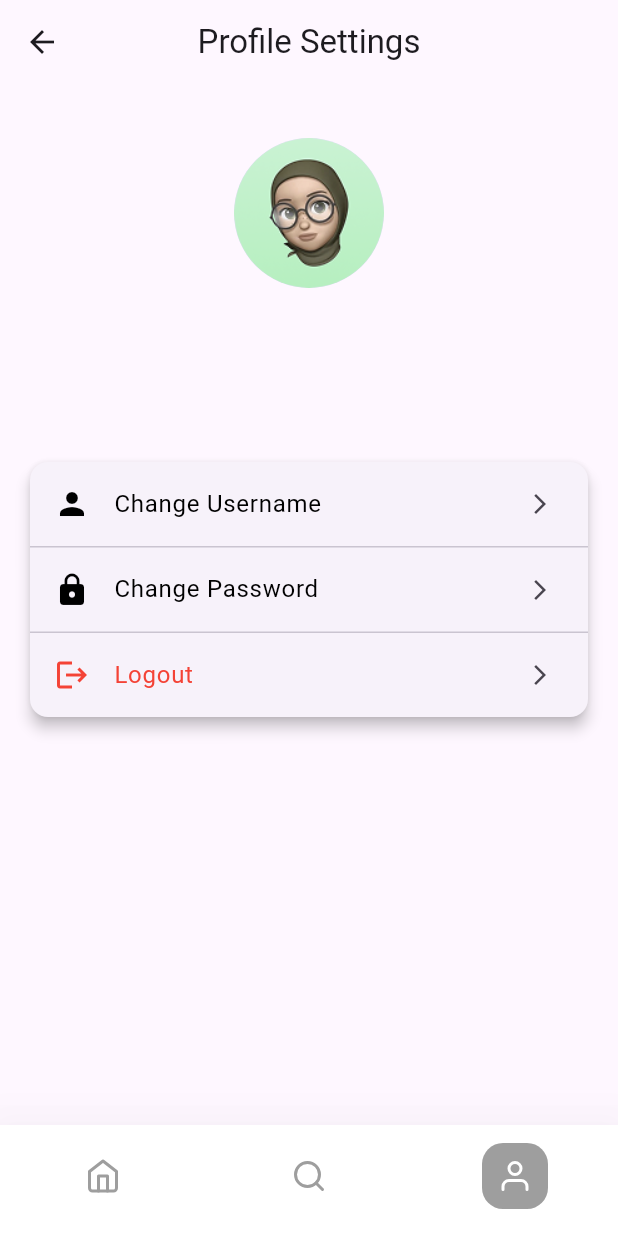
After one commit to Mikoofficial404/project-house, a Flutter app: the ProfileSettingPage screen opened directly, on a phone screen of 412 x 824 dp. The commit adds this screen. Run offline on Flutter 3.47's test engine with Material 3 defaults, Android fonts, the light colour scheme and no system bars; our stand-ins replace another_carousel_pro, cloud_firestore, firebase_auth, firebase_core, flutter_map, flutter_svg and 6 more; missing offline and left inert: flutter_tawkto; accounts and stored records are empty; generated files the repository leaves out were written again; network calls fail.

Commit message:
add profile setting

```diff
--- a/lib/ui/pages/home_page.dart
+++ b/lib/ui/pages/home_page.dart
@@ -6,6 +6,7 @@ import 'package:flutter_svg/flutter_svg.dart';
 import 'package:project_house/ui/pages/customer_services.dart';
 import 'package:project_house/ui/pages/detail_page.dart';
 import 'package:project_house/ui/pages/profile_page.dart';
+import 'package:project_house/ui/pages/profile_setting.dart';
 import 'package:project_house/ui/pages/search_page.dart';
 import 'package:project_house/services/kosan_service.dart';
 import 'package:project_house/models/kosan.dart';
@@ -29,7 +30,7 @@ class _HomePageState extends State<HomePage> {
     {'icon': 'assets/images/user.svg', 'label': 'User'},
   ];
 
-  final List<Widget> _pages = [HomePage(), SearchPage(), ProfilePage()];
+  final List<Widget> _pages = [HomePage(), SearchPage(), ProfileSettingPage()];
 
   void _onItemTapped(int index) {
     Navigator.pushReplacement(
--- a/lib/ui/pages/login_page.dart
+++ b/lib/ui/pages/login_page.dart
@@ -6,7 +6,7 @@ import 'package:project_house/shared/theme.dart';
 import 'package:project_house/mobile/auth_services.dart';
 
 class LoginPage extends StatefulWidget {
-  const LoginPage({super.key});
+  const   LoginPage({super.key});
 
   @override
   State<LoginPage> createState() => _LoginPageState();
--- /dev/null
+++ b/lib/ui/pages/profile_setting.dart
@@ -0,0 +1,237 @@
+import 'package:flutter/material.dart';
+import 'package:project_house/shared/theme.dart';
+import 'package:project_house/ui/pages/home_page.dart';
+import 'package:project_house/ui/pages/search_page.dart';
+import 'package:project_house/ui/pages/profile_page.dart';
+import 'package:project_house/ui/pages/change_username_page.dart';
+import 'package:project_house/ui/pages/login_page.dart';
+import 'package:flutter_svg/flutter_svg.dart';
+import 'package:project_house/mobile/auth_services.dart';
+
+
+class ProfileSettingPage extends StatefulWidget {
+  const ProfileSettingPage({Key? key}) : super(key: key);
+
+  @override
+  State<ProfileSettingPage> createState() => _ProfileSettingPageState();
+}
+
+class _ProfileSettingPageState extends State<ProfileSettingPage> {
+
+
+
+  final List<Widget> list = const [Text('Home'), Text('Exprole'), Text('User')];
+
+  int _selectedIndex = 2;
+
+  List<dynamic> menuItems = [
+    {'icon': 'assets/images/home.svg', 'label': 'Home'},
+    {'icon': 'assets/images/search.svg', 'label': 'Explore'},
+    {'icon': 'assets/images/user.svg', 'label': 'User'},
+  ];
+
+  final List<Widget> _pages = [HomePage(), SearchPage(), ProfileSettingPage()];
+  String username = '';
+  String email = '';
+  String? avatarPath = 'assets/images/circle_avatar.png';
+
+  @override
+  void initState() {
+    super.initState();
+    _loadUserData();
+  }
+
+  Future<void> _loadUserData() async {
+    final user = authService.value.currenctUser;
+    if (user != null) {
+      setState(() {
+        username = user.displayName ?? 'User Name';
+        email = user.email ?? 'user@example.com';
+      });
+    }
+  }
+
+  void _changeUsername() {
+    Navigator.push(
+      context,
+      MaterialPageRoute(
+        builder: (context) => ChangeUsernamePage(currentUsername: username),
+      ),
+    ).then((newUsername) {
+      if (newUsername != null && newUsername.isNotEmpty) {
+        setState(() {
+          username = newUsername;
+        });
+        authService.value.updateUsername(username: newUsername);
+      }
+    });
+  }
+
+  void _onItemTapped(int index) {
+    Navigator.pushReplacement(
+      context,
+      MaterialPageRoute(builder: (context) => _pages[index]),
+    );
+    setState(() {
+      _selectedIndex = index;
+    });
+  }
+
+  void popPage() {
+    Navigator.pop(context);
+  }
+
+  @override
+  Widget build(BuildContext context) {
+    return Scaffold(
+      appBar: AppBar(
+        title: const Text('Profile Settings'),
+        centerTitle: true,
+        elevation: 0,
+      ),
+      body: SingleChildScrollView(
+        child: Padding(
+          padding: const EdgeInsets.all(16.0),
+          child: Column(
+            children: [
+              const SizedBox(height: 20),
+              CircleAvatar(
+                radius: 50,
+                backgroundImage: AssetImage('assets/images/circle_avatar.png'),
+              ),
+              const SizedBox(height: 20),
+              Text(
+                username,
+                style: Theme.of(context).textTheme.titleLarge,
+              ),
+              const SizedBox(height: 10),
+              Text(
+                email,
+                style: Theme.of(context).textTheme.bodyLarge,
+              ),
+              const SizedBox(height: 30),
+              _buildSettingsCard(context),
+            ],
+          ),
+        ),
+      ),
+      bottomNavigationBar: BottomNavigationBar(
+        backgroundColor: Colors.white,
+        showUnselectedLabels: false,
+        showSelectedLabels: false,
+        unselectedItemColor: Colors.black87,
+        elevation: 32.0,
+        type: BottomNavigationBarType.fixed,
+        selectedLabelStyle: const TextStyle(height: 1.5, fontSize: 12),
+        unselectedLabelStyle: const TextStyle(height: 1.5, fontSize: 12),
+        items: menuItems.map((i) {
+          return BottomNavigationBarItem(
+            activeIcon: Container(
+              padding: const EdgeInsets.all(10),
+              decoration: const BoxDecoration(
+                color: Colors.grey,
+                borderRadius: BorderRadius.all(Radius.circular(14)),
+              ),
+              child: SvgPicture.asset(i['icon'], color: Colors.white),
+            ),
+            icon: SvgPicture.asset(i['icon'], color: Colors.grey),
+            label: i['label'],
+          );
+        }).toList(),
+        currentIndex: _selectedIndex,
+        selectedItemColor: purpleColor,
+        onTap: _onItemTapped,
+      ),
+    );
+  }
+
+  Widget _buildSettingsCard(BuildContext context) {
+    return Card(
+      elevation: 4,
+      shape: RoundedRectangleBorder(
+        borderRadius: BorderRadius.circular(12),
+      ),
+      child: Column(
+        children: [
+          _buildListTile(
+            context,
+            icon: Icons.person,
+            title: 'Change Username',
+            onTap: _changeUsername,
+          ),
+          const Divider(height: 1),
+          _buildListTile(
+            context,
+            icon: Icons.lock,
+            title: 'Change Password',
+            onTap: () {
+              Navigator.push(
+                context,
+                MaterialPageRoute(builder: (context) => const ProfilePage()),
+              );
+            },
+          ),
+          const Divider(height: 1),
+          _buildListTile(
+            context,
+            icon: Icons.logout,
+            title: 'Logout',
+            onTap: () {
+              _showLogoutDialog(context);
+            },
+            color: Colors.red,
+          ),
+        ],
+      ),
+    );
+  }
+
+  Widget _buildListTile(
+    BuildContext context, {
+    required IconData icon,
+    required String title,
+    required VoidCallback onTap,
+    Color color = Colors.black,
+  }) {
+    return ListTile(
+      leading: Icon(icon, color: color),
+      title: Text(
+        title,
+        style: TextStyle(color: color),
+      ),
+      trailing: const Icon(Icons.arrow_forward_ios, size: 16),
+      onTap: onTap,
+    );
+  }
+
+  void _showLogoutDialog(BuildContext context) {
+    showDialog(
+      context: context,
+      builder: (context) {
+        return AlertDialog(
+          title: const Text('Logout'),
+          content: const Text('Are you sure you want to logout?'),
+          actions: [
+            TextButton(
+              onPressed: () => Navigator.pop(context),
+              child: const Text('Cancel'),
+            ),
+            TextButton(
+              onPressed: () async {
+                Navigator.pop(context);
+                await authService.value.signOut();
+                if (!context.mounted) return;
+                Navigator.pushAndRemoveUntil(
+                  context,
+                  MaterialPageRoute(builder: (context) => const LoginPage()),
+                  (route) => false, // Remove all previous routes
+                );
+              },
+              child: const Text('Logout'),
+            ),
+          ],
+        );
+      },
+    );
+  }
+}
```
Also changed, not shown: lib/ui/pages/change_username_page.dart (added, +93 -0 lines), lib/ui/pages/profile_page.dart (+4 -6 lines). Lines whose indentation alone changed are shown as unchanged.
